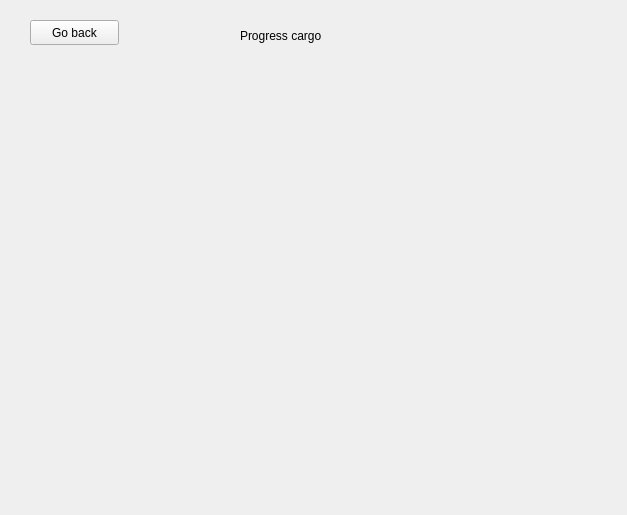
Above: sdi_app/gui/menu_forwarder.ui from FratiaXd/SDI before the change. Below: the same form after it.
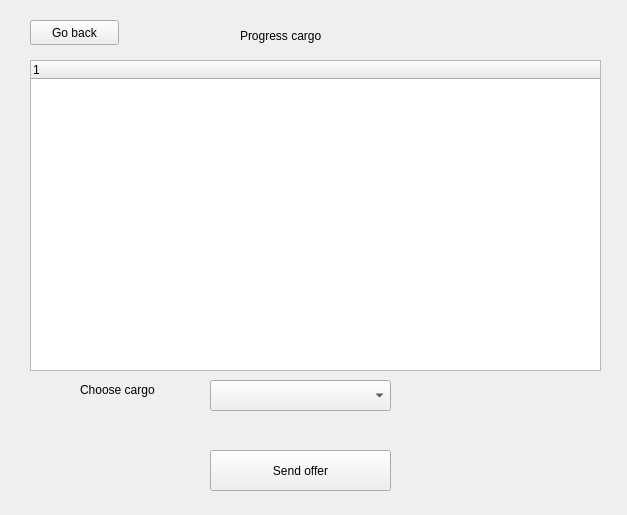
That is the form after the change. The open tabs and pages were chosen to show the change.

Patch:
```diff
--- a/sdi_app/gui/menu_forwarder.ui
+++ b/sdi_app/gui/menu_forwarder.ui
@@ -175,6 +175,57 @@
       <string>Go back</string>
      </property>
     </widget>
+    <widget class="QPushButton" name="pushButton_7">
+     <property name="geometry">
+      <rect>
+       <x>210</x>
+       <y>450</y>
+       <width>181</width>
+       <height>41</height>
+      </rect>
+     </property>
+     <property name="text">
+      <string>Send offer</string>
+     </property>
+    </widget>
+    <widget class="QTreeWidget" name="treeWidget_3">
+     <property name="geometry">
+      <rect>
+       <x>30</x>
+       <y>60</y>
+       <width>571</width>
+       <height>311</height>
+      </rect>
+     </property>
+     <column>
+      <property name="text">
+       <string notr="true">1</string>
+      </property>
+     </column>
+    </widget>
+    <widget class="QComboBox" name="comboBox">
+     <property name="geometry">
+      <rect>
+       <x>210</x>
+       <y>380</y>
+       <width>181</width>
+       <height>31</height>
+      </rect>
+     </property>
+    </widget>
+    <widget class="QLabel" name="label_6">
+     <property name="geometry">
+      <rect>
+       <x>80</x>
+       <y>380</y>
+       <width>121</width>
+       <height>20</height>
+      </rect>
+     </property>
+     <property name="text">
+      <string>Choose cargo</string>
+     </property>
+    </widget>
    </widget>
    <widget class="QWidget" name="page_4">
     <widget class="QLabel" name="label_4">
```
Left out of the diff: 2 changed lines with no effect on the pictures.
